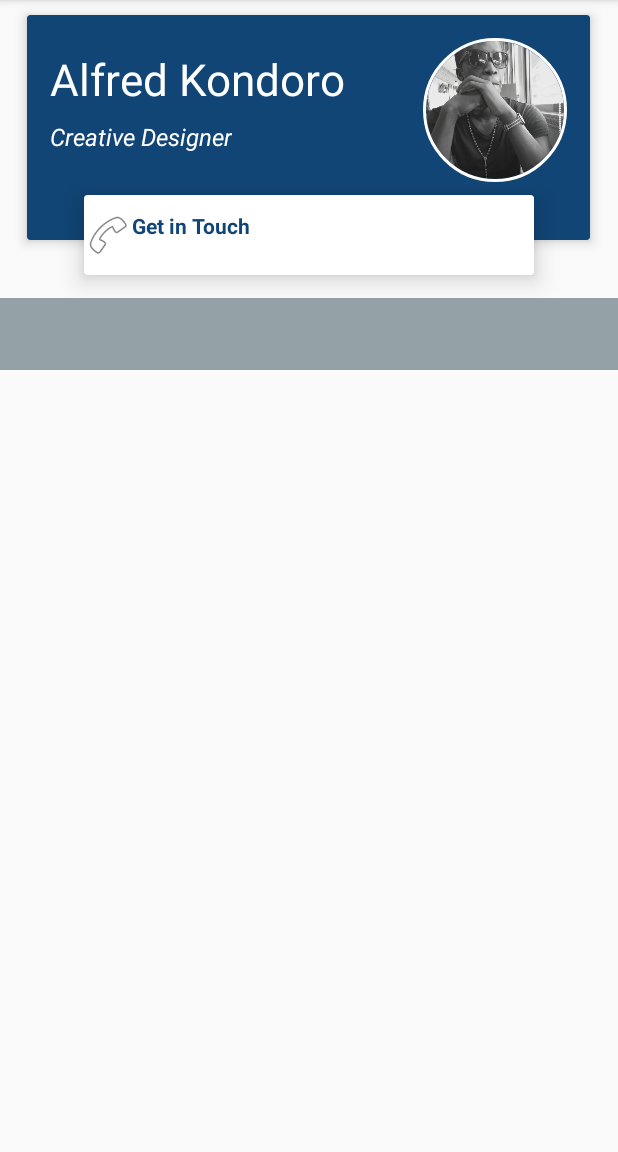
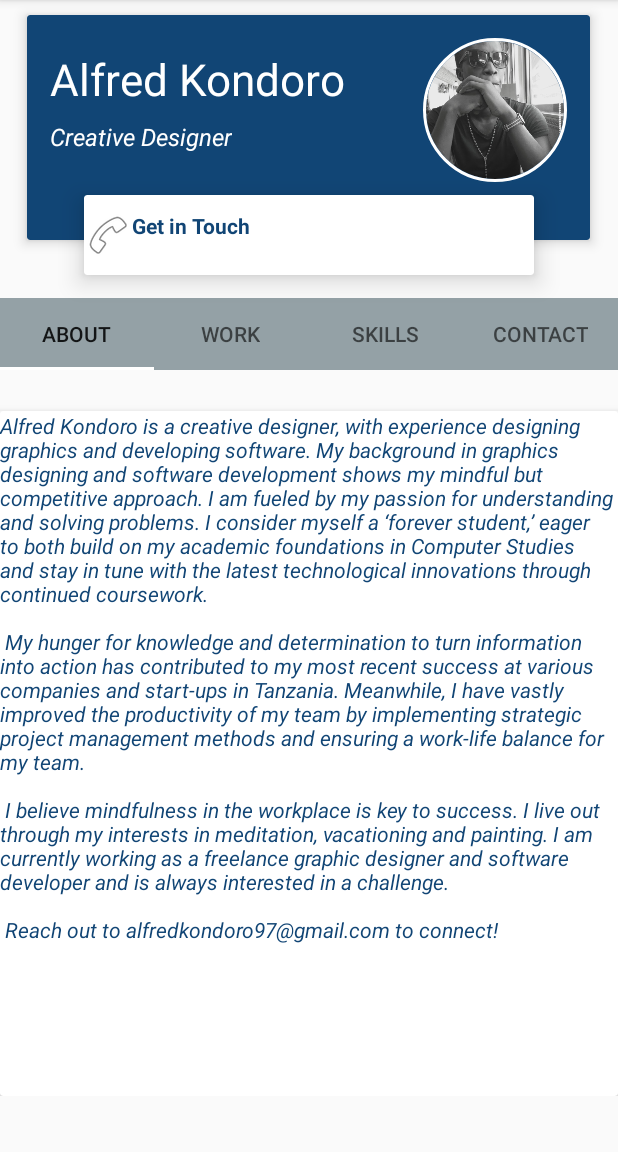
Before and after one commit to alfredkondoro/portfolio-androidapp, an Android app: the screen it shows after launch (MainActivity), on a phone screen of 412 x 824 dp, the part 84-1236 px from its top. Run offline under Robolectric (Android 15) with nearby library versions, the phone set to English and light mode, and no system bars; our stand-ins replace CircleImageView; Roboto replaces fonts that are not available here.

Commit message:
Setup User Interface - View Pages

```diff
--- a/app/src/main/java/com/zulfycoding/devportfolioapp/MainActivity.java
+++ b/app/src/main/java/com/zulfycoding/devportfolioapp/MainActivity.java
@@ -1,14 +1,25 @@
 package com.zulfycoding.devportfolioapp;
 
 import androidx.appcompat.app.AppCompatActivity;
+import androidx.viewpager.widget.ViewPager;
 
 import android.os.Bundle;
 
+import com.google.android.material.tabs.TabLayout;
+import com.zulfycoding.devportfolioapp.controller.DevPagerAdapter;
+
 public class MainActivity extends AppCompatActivity {
+    private ViewPager viewPager;
 
     @Override
     protected void onCreate(Bundle savedInstanceState) {
         super.onCreate(savedInstanceState);
         setContentView(R.layout.activity_main);
+
+        viewPager = findViewById(R.id.viewPager);
+        viewPager.setAdapter(new DevPagerAdapter(getSupportFragmentManager()));
+
+        TabLayout tabs = findViewById (R.id.tabLayoutId);
+        tabs.setupWithViewPager(viewPager);
     }
 }
--- /dev/null
+++ b/app/src/main/java/com/zulfycoding/devportfolioapp/controller/DevPagerAdapter.java
@@ -0,0 +1,48 @@
+package com.zulfycoding.devportfolioapp.controller;
+
+import com.zulfycoding.devportfolioapp.views.AboutFragment;
+import com.zulfycoding.devportfolioapp.views.ContactFragment;
+import com.zulfycoding.devportfolioapp.views.SkillsFragment;
+import com.zulfycoding.devportfolioapp.views.WorkFragment;
+
+import androidx.annotation.NonNull;
+import androidx.fragment.app.Fragment;
+import androidx.fragment.app.FragmentManager;
+import androidx.fragment.app.FragmentPagerAdapter;
+
+public class DevPagerAdapter extends FragmentPagerAdapter {
+    public DevPagerAdapter(FragmentManager fm) {
+        super (fm);
+    }
+
+    @Override
+    public Fragment getItem(int position) {
+        switch (position) {
+            case 0:
+                return new AboutFragment ();
+            case 1:
+                return new WorkFragment ();
+            case 2:
+                return new SkillsFragment ();
+            case 3:
+                return new ContactFragment ();
+        }
+        return null;
+    }
+
+    @Override
+    public int getCount() {
+        return 4;
+    }
+
+    @Override
+    public CharSequence getPageTitle(int position){
+        switch (position){
+            case 0: return "ABOUT";
+            case 1: return "WORK";
+            case 2: return "SKILLS";
+            case 3: return "CONTACT";
+        }
+        return null;
+    }
+}
--- a/app/src/main/java/com/zulfycoding/devportfolioapp/views/WorkFragment.java
+++ b/app/src/main/java/com/zulfycoding/devportfolioapp/views/WorkFragment.java
@@ -20,7 +20,7 @@ public class WorkFragment extends Fragment {
     @Override
     public View onCreateView(LayoutInflater inflater, ViewGroup container,
                              Bundle savedInstanceState) {
-        View workView = inflater.inflate(R.layout.fragment_about, container, false);
+        View workView = inflater.inflate(R.layout.fragment_work, container, false);
         // Inflate the layout for this fragment
         return workView;
     }
--- a/app/src/main/res/layout/activity_main.xml
+++ b/app/src/main/res/layout/activity_main.xml
@@ -101,7 +101,8 @@
         <androidx.viewpager.widget.ViewPager
             android:id="@+id/viewPager"
             android:layout_width="match_parent"
-            android:layout_height="wrap_content">
+            android:layout_height="472dp"
+            android:layout_marginTop="60dp">
 
         </androidx.viewpager.widget.ViewPager>
 
--- a/app/src/main/res/layout/fragment_about.xml
+++ b/app/src/main/res/layout/fragment_about.xml
@@ -1,15 +1,25 @@
 <?xml version="1.0" encoding="utf-8"?>
-<FrameLayout xmlns:android="http://schemas.android.com/apk/res/android"
+<RelativeLayout xmlns:android="http://schemas.android.com/apk/res/android"
     xmlns:tools="http://schemas.android.com/tools"
     android:layout_width="match_parent"
     android:layout_height="match_parent"
+    xmlns:app="http://schemas.android.com/apk/res-auto"
     tools:context=".views.AboutFragment">
 
-    <!-- TODO: Update blank fragment layout -->
-    <TextView
-        android:id="@+id/textview1"
+    <androidx.cardview.widget.CardView
+        android:layout_marginTop="15dp"
         android:layout_width="match_parent"
         android:layout_height="match_parent"
-        android:text="@string/hello_blank_fragment" />
+        android:layout_centerHorizontal="true"
+        app:cardElevation="5dp">
 
-</FrameLayout>
+        <TextView
+            android:id="@+id/textviewAbout"
+            android:textColor="@color/colorPrimaryDark"
+            android:textStyle="italic"
+            android:layout_width="match_parent"
+            android:layout_height="match_parent"
+            android:text="@string/about_alfred" />
+
+    </androidx.cardview.widget.CardView>
+</RelativeLayout>
--- a/app/src/main/res/layout/fragment_contact.xml
+++ b/app/src/main/res/layout/fragment_contact.xml
@@ -9,6 +9,8 @@
     <TextView
         android:layout_width="match_parent"
         android:layout_height="match_parent"
-        android:text="@string/hello_blank_fragment" />
+        android:text="@string/contact_alfred"
+        android:textColor="@color/colorPrimaryDark"
+        android:textStyle="bold"/>/>
 
 </FrameLayout>
--- a/app/src/main/res/layout/fragment_skills.xml
+++ b/app/src/main/res/layout/fragment_skills.xml
@@ -5,10 +5,11 @@
     android:layout_height="match_parent"
     tools:context=".views.SkillsFragment">
 
-    <!-- TODO: Update blank fragment layout -->
     <TextView
         android:layout_width="match_parent"
         android:layout_height="match_parent"
-        android:text="@string/hello_blank_fragment" />
+        android:text="@string/skills_alfred"
+        android:textColor="@color/colorPrimaryDark"
+        android:textStyle="bold"/>
 
 </FrameLayout>
--- a/app/src/main/res/layout/fragment_work.xml
+++ b/app/src/main/res/layout/fragment_work.xml
@@ -5,10 +5,11 @@
     android:layout_height="match_parent"
     tools:context=".views.WorkFragment">
 
-    <!-- TODO: Update blank fragment layout -->
     <TextView
         android:layout_width="match_parent"
         android:layout_height="match_parent"
-        android:text="@string/hello_blank_fragment" />
+        android:text="@string/work_alfred"
+        android:textColor="@color/colorPrimaryDark"
+        android:textStyle="bold"/>/>
 
 </FrameLayout>
--- a/app/src/main/res/values/strings.xml
+++ b/app/src/main/res/values/strings.xml
@@ -1,5 +1,15 @@
 <resources>
     <string name="app_name">DevPortfolio App</string>
-    <!-- TODO: Remove or change this placeholder text -->
-    <string name="hello_blank_fragment">Hello blank fragment</string>
+
+    <string name="about_alfred">
+        Alfred Kondoro is a creative designer, with experience designing graphics and developing software. My background in graphics designing and software development shows my mindful but competitive approach. I am fueled by my passion for understanding and solving problems. I consider myself a ‘forever student,’ eager to both build on my academic foundations in Computer Studies and stay in tune with the latest technological innovations through continued coursework.
+\n\n
+My hunger for knowledge and determination to turn information into action has contributed to my most recent success at various companies and start-ups in Tanzania. Meanwhile, I have vastly improved the productivity of my team by implementing strategic project management methods and ensuring a work-life balance for my team.
+\n\n
+I believe mindfulness in the workplace is key to success. I live out through my interests in meditation, vacationing and painting. I am currently working as a freelance graphic designer and software developer and is always interested in a challenge. \n\n Reach out to alfredkondoro97@gmail.com to connect!</string>
+    <string name="skills_alfred">
+        * Graphics Designing \n\n * Photo Editing \n\n * Video Editing \n\n * Website Designing \n\n * Software Development \n\n * Database Designing </string>
+    <string name="work_alfred">
+        I have done alot of projects these are some of my clients:</string>
+    <string name="contact_alfred">Let us keep in touch!</string>
 </resources>
```
Also changed, not shown: app/src/main/java/com/zulfycoding/devportfolioapp/views/AboutFragment.java (+0 -10 lines), app/src/main/java/com/zulfycoding/devportfolioapp/views/ContactFragment.java (+1 -10 lines), app/src/main/java/com/zulfycoding/devportfolioapp/views/SkillsFragment.java (+1 -10 lines).
